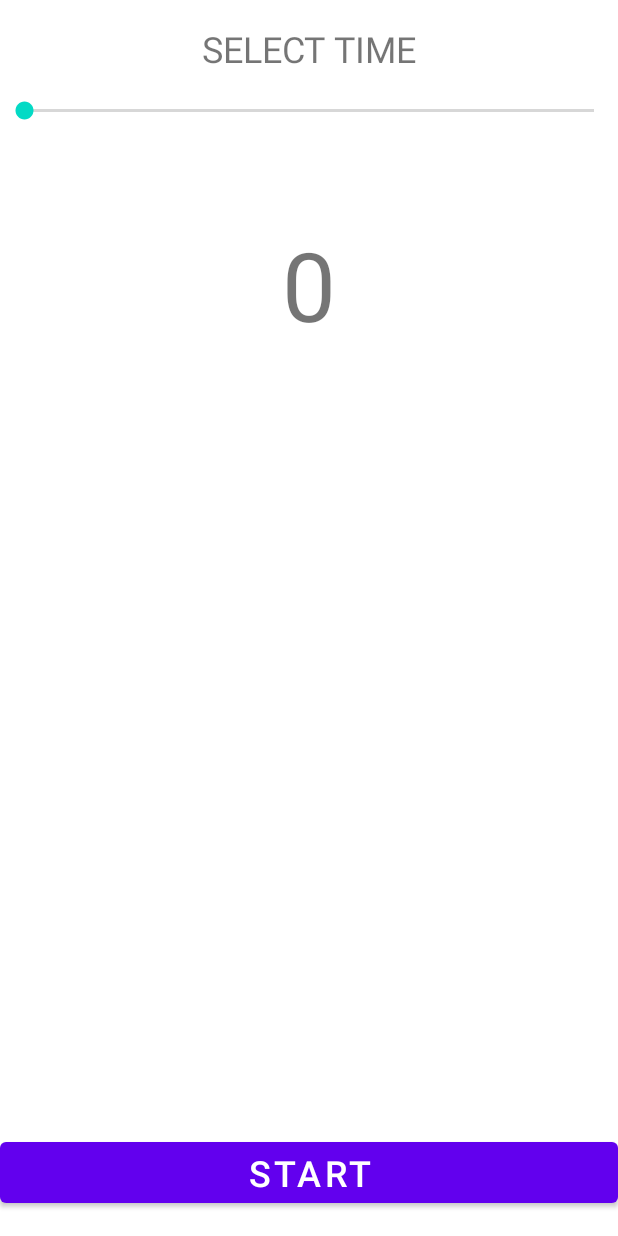
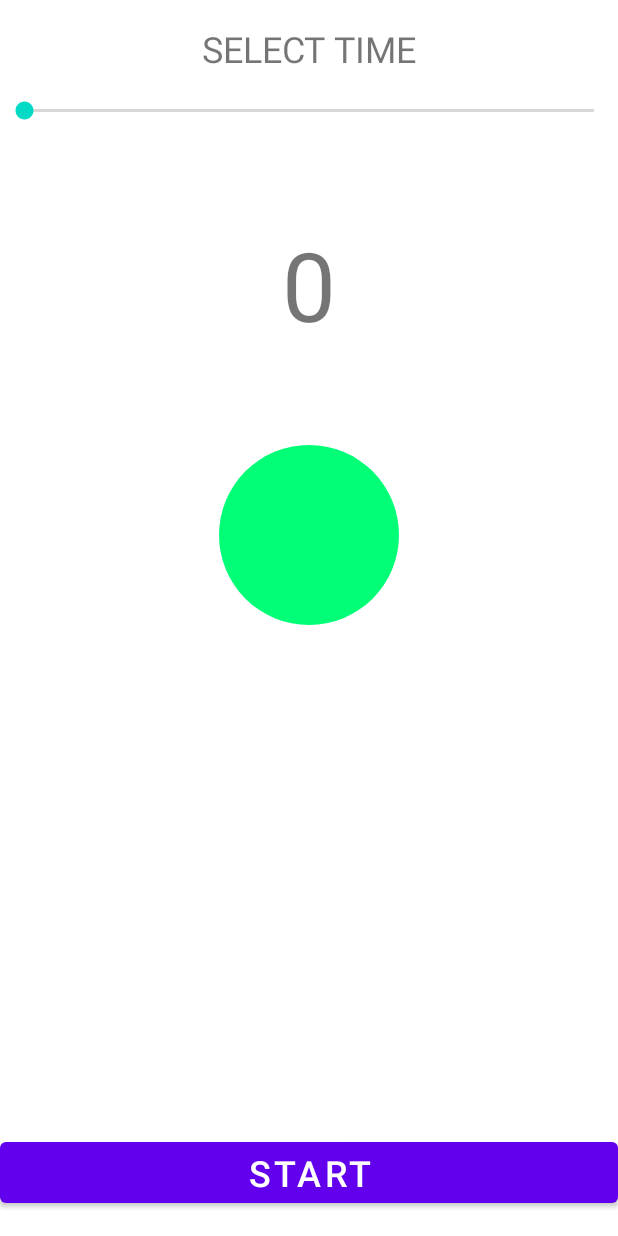
Before and after one commit to pilichm/Minutnik, an Android app: the layout activity_main.xml on its own in the app's theme, with its tools: preview values and no code run, on a phone screen of 412 x 824 dp. Run offline under Robolectric (Android 15) with nearby library versions, the phone set to English and light mode, and no system bars.

```diff
--- /dev/null
+++ b/app/src/main/res/drawable/circle.xml
@@ -0,0 +1,8 @@
+<?xml version="1.0" encoding="utf-8"?>
+<shape xmlns:android="http://schemas.android.com/apk/res/android" android:shape="oval">
+    <solid
+        android:color="#00FF77"/>
+    <size
+        android:width="@dimen/circle_size"
+        android:height="@dimen/circle_size"/>
+</shape>
--- a/app/src/main/res/layout/activity_main.xml
+++ b/app/src/main/res/layout/activity_main.xml
@@ -33,6 +33,16 @@
         android:text="@string/time_empty"
         android:layout_marginTop="@dimen/timer_margin_top"
         android:textSize="@dimen/timer_text_size"
+        android:layout_width="wrap_content"
+        android:layout_height="wrap_content"/>
+
+    <ImageView
+        android:id="@+id/ivProgressColor"
+        app:layout_constraintTop_toBottomOf="@id/tvTimeLeft"
+        app:layout_constraintLeft_toLeftOf="parent"
+        app:layout_constraintRight_toRightOf="parent"
+        android:layout_marginTop="@dimen/timer_margin_top"
+        android:src="@drawable/circle"
         android:layout_width="wrap_content"
         android:layout_height="wrap_content"/>
 
--- a/app/src/main/res/values/dimen.xml
+++ b/app/src/main/res/values/dimen.xml
@@ -7,4 +7,6 @@
     <!-- Text sizes -->
     <dimen name="default_text_size">24sp</dimen>
     <dimen name="timer_text_size">64sp</dimen>
+
+    <dimen name="circle_size">120dp</dimen>
 </resources>
```
Also changed, not shown: app/build.gradle (+6 -1 lines), app/src/main/java/pl/pilichm/minutnik/MainActivity.kt (+52 -26 lines).
